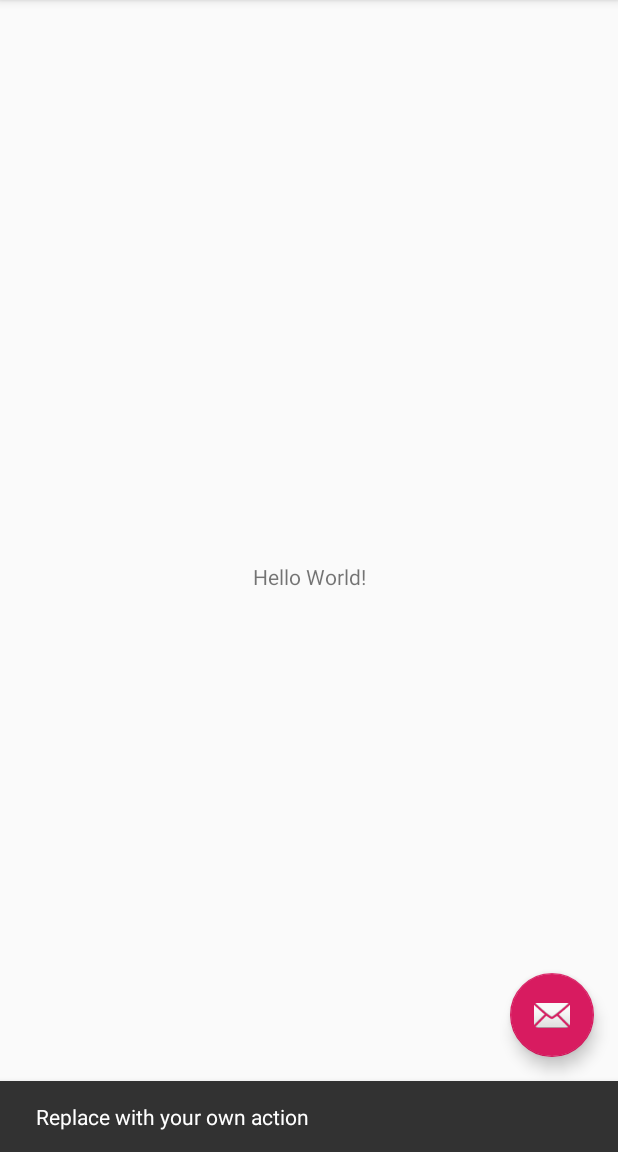
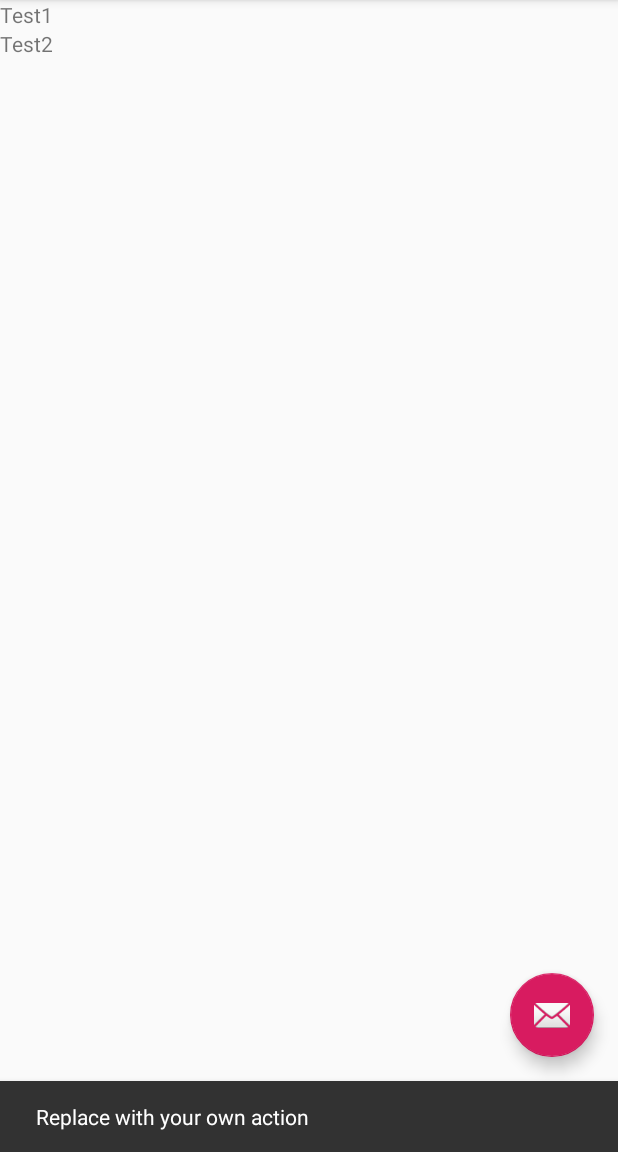
Before and after one commit to translocathor/portal-soundboard, an Android app: the screen it shows after launch (MainActivity), after a tap on an icon or button, on a phone screen of 412 x 824 dp, the part 84-1236 px from its top. Run offline under Robolectric (Android 15) with nearby library versions, the phone set to English and light mode, and no system bars.

Commit message:
Add simple list view to main activity

```diff
--- a/app/src/main/java/com/github/translocathor/portalsoundboard/MainActivity.java
+++ b/app/src/main/java/com/github/translocathor/portalsoundboard/MainActivity.java
@@ -3,6 +3,8 @@ package com.github.translocathor.portalsoundboard;
 import android.os.Bundle;
 import android.support.design.widget.FloatingActionButton;
 import android.support.design.widget.Snackbar;
+import android.support.v7.widget.LinearLayoutManager;
+import android.support.v7.widget.RecyclerView;
 import android.view.View;
 import android.support.design.widget.NavigationView;
 import android.support.v4.view.GravityCompat;
@@ -15,7 +17,9 @@ import android.view.MenuItem;
 
 public class MainActivity extends AppCompatActivity
         implements NavigationView.OnNavigationItemSelectedListener {
-
+    private RecyclerView mRecyclerView;
+    private RecyclerView.Adapter mAdapter;
+    private RecyclerView.LayoutManager mLayoutManager;
     @Override
     protected void onCreate(Bundle savedInstanceState) {
         super.onCreate(savedInstanceState);
@@ -40,6 +44,20 @@ public class MainActivity extends AppCompatActivity
 
         NavigationView navigationView = (NavigationView) findViewById(R.id.nav_view);
         navigationView.setNavigationItemSelectedListener(this);
+
+        mRecyclerView = (RecyclerView) findViewById(R.id.sounds_recycler_view);
+
+        // use this setting to improve performance if you know that changes
+        // in content do not change the layout size of the RecyclerView
+        mRecyclerView.setHasFixedSize(true);
+
+        // use a linear layout manager
+        mLayoutManager = new LinearLayoutManager(this);
+        mRecyclerView.setLayoutManager(mLayoutManager);
+
+        // specify an adapter (see also next example)
+        mAdapter = new SoundsAdapter(new String[]{"Test1", "Test2"});
+        mRecyclerView.setAdapter(mAdapter);
     }
 
     @Override
--- /dev/null
+++ b/app/src/main/java/com/github/translocathor/portalsoundboard/SoundsAdapter.java
@@ -0,0 +1,54 @@
+package com.github.translocathor.portalsoundboard;
+
+import android.support.v7.widget.RecyclerView;
+import android.view.LayoutInflater;
+import android.view.ViewGroup;
+import android.widget.TextView;
+
+public class SoundsAdapter extends RecyclerView.Adapter<SoundsAdapter.MyViewHolder> {
+    private String[] mDataset;
+
+    // Provide a reference to the views for each data item
+    // Complex data items may need more than one view per item, and
+    // you provide access to all the views for a data item in a view holder
+    public static class MyViewHolder extends RecyclerView.ViewHolder {
+        // each data item is just a string in this case
+        public TextView mTextView;
+        public MyViewHolder(TextView v) {
+            super(v);
+            mTextView = v;
+        }
+    }
+
+    // Provide a suitable constructor (depends on the kind of dataset)
+    public SoundsAdapter(String[] myDataset) {
+        mDataset = myDataset;
+    }
+
+    // Create new views (invoked by the layout manager)
+    @Override
+    public SoundsAdapter.MyViewHolder onCreateViewHolder(ViewGroup parent,
+                                                     int viewType) {
+        // create a new view
+        TextView v = (TextView) LayoutInflater.from(parent.getContext())
+                .inflate(R.layout.sounds_text_item, parent, false);
+        //...
+        MyViewHolder vh = new MyViewHolder(v);
+        return vh;
+    }
+
+    // Replace the contents of a view (invoked by the layout manager)
+    @Override
+    public void onBindViewHolder(MyViewHolder holder, int position) {
+        // - get element from your dataset at this position
+        // - replace the contents of the view with that element
+        holder.mTextView.setText(mDataset[position]);
+
+    }
+
+    // Return the size of your dataset (invoked by the layout manager)
+    @Override
+    public int getItemCount() {
+        return mDataset.length;
+    }
+}
--- a/app/src/main/res/layout/content_main.xml
+++ b/app/src/main/res/layout/content_main.xml
@@ -8,13 +8,10 @@
     tools:context=".MainActivity"
     tools:showIn="@layout/app_bar_main">
 
-    <TextView
-        android:layout_width="wrap_content"
-        android:layout_height="wrap_content"
-        android:text="Hello World!"
-        app:layout_constraintBottom_toBottomOf="parent"
-        app:layout_constraintLeft_toLeftOf="parent"
-        app:layout_constraintRight_toRightOf="parent"
-        app:layout_constraintTop_toTopOf="parent" />
+    <android.support.v7.widget.RecyclerView
+        android:id="@+id/sounds_recycler_view"
+        android:layout_width="match_parent"
+        android:layout_height="match_parent"
+        android:scrollbars="vertical" />
 
 </android.support.constraint.ConstraintLayout>
--- /dev/null
+++ b/app/src/main/res/layout/sounds_text_item.xml
@@ -0,0 +1,6 @@
+<?xml version="1.0" encoding="utf-8"?>
+
+<TextView xmlns:android="http://schemas.android.com/apk/res/android"
+    android:layout_width="wrap_content"
+    android:layout_height="wrap_content"
+    android:text="Hello World!" />
```
